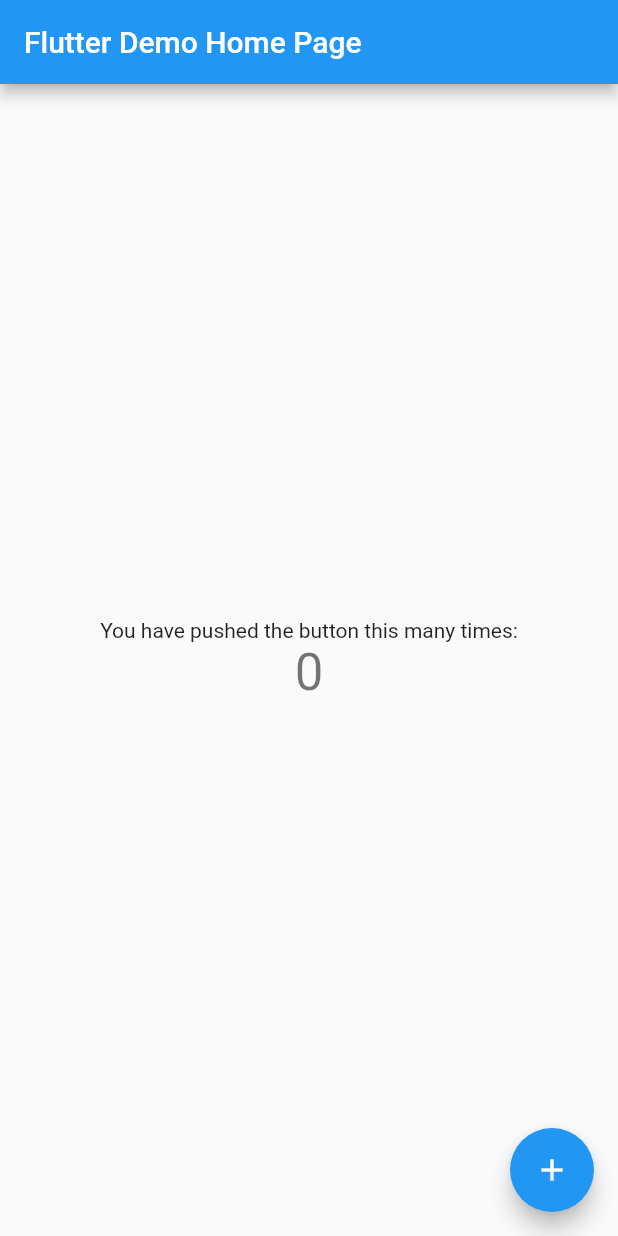
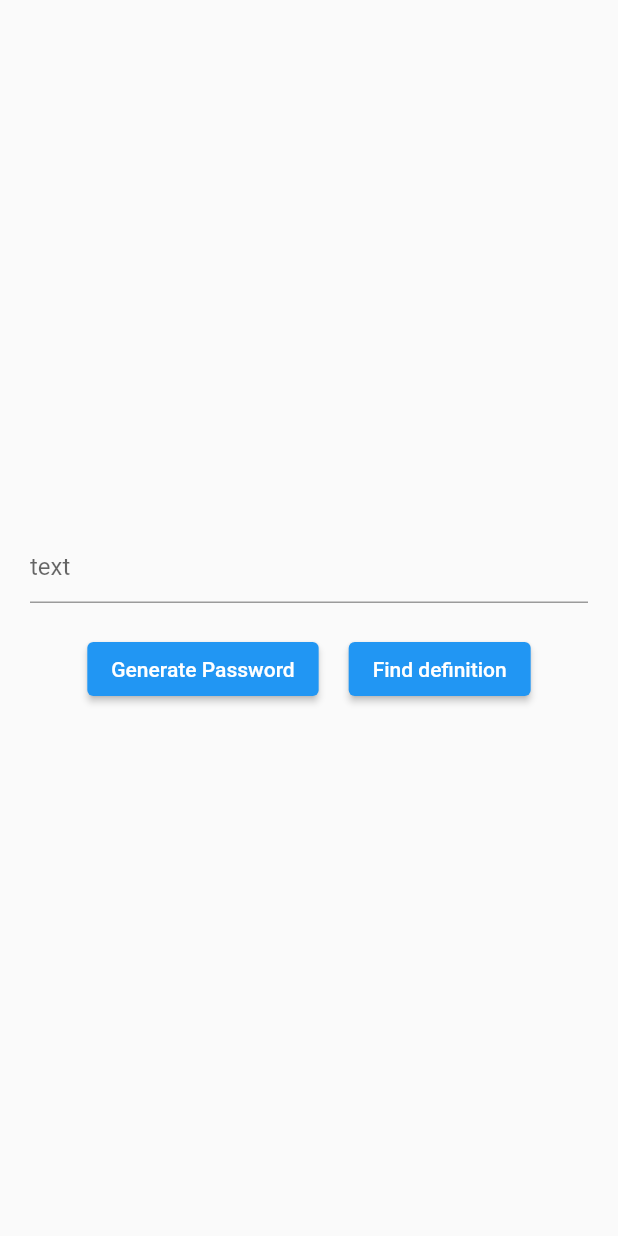
Before and after one commit to stevenbillich17/demoAPIApp, a Flutter app: the screen it shows after launch, on a phone screen of 412 x 824 dp. Run offline on Flutter 3.47's test engine with Material 2 defaults, Android fonts, the phone set to English and light mode, and no system bars.

Commit message:
added stage

```diff
--- a/lib/main.dart
+++ b/lib/main.dart
@@ -13,15 +13,6 @@ class MyApp extends StatelessWidget {
     return MaterialApp(
       title: 'Flutter Demo',
       theme: ThemeData(
-        // This is the theme of your application.
-        //
-        // Try running your application with "flutter run". You'll see the
-        // application has a blue toolbar. Then, without quitting the app, try
-        // changing the primarySwatch below to Colors.green and then invoke
-        // "hot reload" (press "r" in the console where you ran "flutter run",
-        // or simply save your changes to "hot reload" in a Flutter IDE).
-        // Notice that the counter didn't reset back to zero; the application
-        // is not restarted.
         primarySwatch: Colors.blue,
       ),
       home: const MyHomePage(title: 'Flutter Demo Home Page'),
@@ -31,16 +22,6 @@ class MyApp extends StatelessWidget {
 
 class MyHomePage extends StatefulWidget {
   const MyHomePage({Key? key, required this.title}) : super(key: key);
-
-  // This widget is the home page of your application. It is stateful, meaning
-  // that it has a State object (defined below) that contains fields that affect
-  // how it looks.
-
-  // This class is the configuration for the state. It holds the values (in this
-  // case the title) provided by the parent (in this case the App widget) and
-  // used by the build method of the State. Fields in a Widget subclass are
-  // always marked "final".
-
   final String title;
 
   @override
@@ -48,68 +29,42 @@ class MyHomePage extends StatefulWidget {
 }
 
 class _MyHomePageState extends State<MyHomePage> {
-  int _counter = 0;
-
-  void _incrementCounter() {
-    setState(() {
-      // This call to setState tells the Flutter framework that something has
-      // changed in this State, which causes it to rerun the build method below
-      // so that the display can reflect the updated values. If we changed
-      // _counter without calling setState(), then the build method would not be
-      // called again, and so nothing would appear to happen.
-      _counter++;
-    });
-  }
+  String text = "";
 
   @override
   Widget build(BuildContext context) {
-    // This method is rerun every time setState is called, for instance as done
-    // by the _incrementCounter method above.
-    //
-    // The Flutter framework has been optimized to make rerunning build methods
-    // fast, so that you can just rebuild anything that needs updating rather
-    // than having to individually change instances of widgets.
     return Scaffold(
-      appBar: AppBar(
-        // Here we take the value from the MyHomePage object that was created by
-        // the App.build method, and use it to set our appbar title.
-        title: Text(widget.title),
-      ),
       body: Center(
-        // Center is a layout widget. It takes a single child and positions it
-        // in the middle of the parent.
         child: Column(
-          // Column is also a layout widget. It takes a list of children and
-          // arranges them vertically. By default, it sizes itself to fit its
-          // children horizontally, and tries to be as tall as its parent.
-          //
-          // Invoke "debug painting" (press "p" in the console, choose the
-          // "Toggle Debug Paint" action from the Flutter Inspector in Android
-          // Studio, or the "Toggle Debug Paint" command in Visual Studio Code)
-          // to see the wireframe for each widget.
-          //
-          // Column has various properties to control how it sizes itself and
-          // how it positions its children. Here we use mainAxisAlignment to
-          // center the children vertically; the main axis here is the vertical
-          // axis because Columns are vertical (the cross axis would be
-          // horizontal).
-          mainAxisAlignment: MainAxisAlignment.center,
-          children: <Widget>[
-            const Text(
-              'You have pushed the button this many times:',
+          mainAxisSize: MainAxisSize.min,
+          children: [
+            Padding(
+              padding: EdgeInsets.symmetric(horizontal: 20.0),
+              child: TextField(
+                decoration: InputDecoration(hintText: 'text'),
+                onChanged: (text) {
+                  this.text = text;
+                },
+              ),
             ),
-            Text(
-              '$_counter',
-              style: Theme.of(context).textTheme.headline4,
+            SizedBox(height: 20.0),
+            Row(
+              mainAxisAlignment: MainAxisAlignment.center,
+              children: [
+                ElevatedButton(
+                  onPressed: () {},
+                  child: Text('Generate Password'),
+                ),
+                SizedBox(width: 20.0),
+                ElevatedButton(
+                  onPressed: () {},
+                  child: Text('Find definition'),
+                ),
+              ],
             ),
           ],
         ),
       ),
-      floatingActionButton: FloatingActionButton(
-        onPressed: _incrementCounter,
-        tooltip: 'Increment',
-        child: const Icon(Icons.add),
-      ), // This trailing comma makes auto-formatting nicer for build methods.
     );
   }
 }
```
